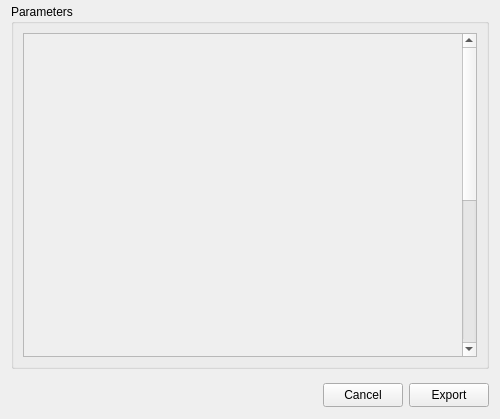
First picture: the form in bmicro/gui/export_configuration.ui, repository BrillouinMicroscopy/BMicro, before the edit.
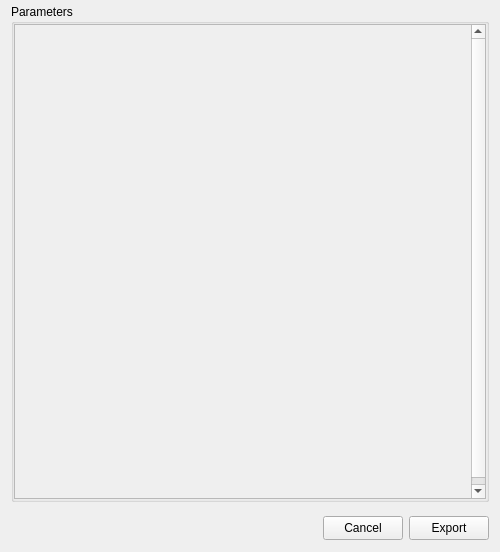
Second picture: the form after the edit.

Commit message: Allow to chose parameters to export

The edit to the form file:
```diff
--- a/bmicro/gui/export_configuration.ui
+++ b/bmicro/gui/export_configuration.ui
@@ -7,7 +7,7 @@
     <x>0</x>
     <y>0</y>
     <width>500</width>
-    <height>419</height>
+    <height>552</height>
    </rect>
   </property>
   <property name="minimumSize">
@@ -47,6 +47,18 @@
          <string>Parameters</string>
         </property>
         <layout class="QVBoxLayout" name="verticalLayout_2">
+         <property name="leftMargin">
+          <number>0</number>
+         </property>
+         <property name="topMargin">
+          <number>0</number>
+         </property>
+         <property name="rightMargin">
+          <number>0</number>
+         </property>
+         <property name="bottomMargin">
+          <number>0</number>
+         </property>
          <item>
           <widget class="QWidget" name="widget_settings" native="true">
            <layout class="QHBoxLayout" name="horizontalLayout_7">
@@ -81,8 +93,8 @@
                 <rect>
                  <x>0</x>
                  <y>0</y>
-                 <width>443</width>
-                 <height>620</height>
+                 <width>478</width>
+                 <height>481</height>
                 </rect>
                </property>
                <property name="sizePolicy">
@@ -94,10 +106,13 @@
                <property name="minimumSize">
                 <size>
                  <width>0</width>
-                 <height>620</height>
+                 <height>480</height>
                 </size>
                </property>
                <layout class="QVBoxLayout" name="verticalLayout_12">
+                <property name="spacing">
+                 <number>0</number>
+                </property>
                 <property name="leftMargin">
                  <number>0</number>
                 </property>
@@ -110,6 +125,9 @@
                 <property name="bottomMargin">
                  <number>0</number>
                 </property>
+                <item>
+                 <widget class="QWidget" name="widget" native="true"/>
+                </item>
                </layout>
               </widget>
              </widget>
```
The commit also changes 1 other file.
